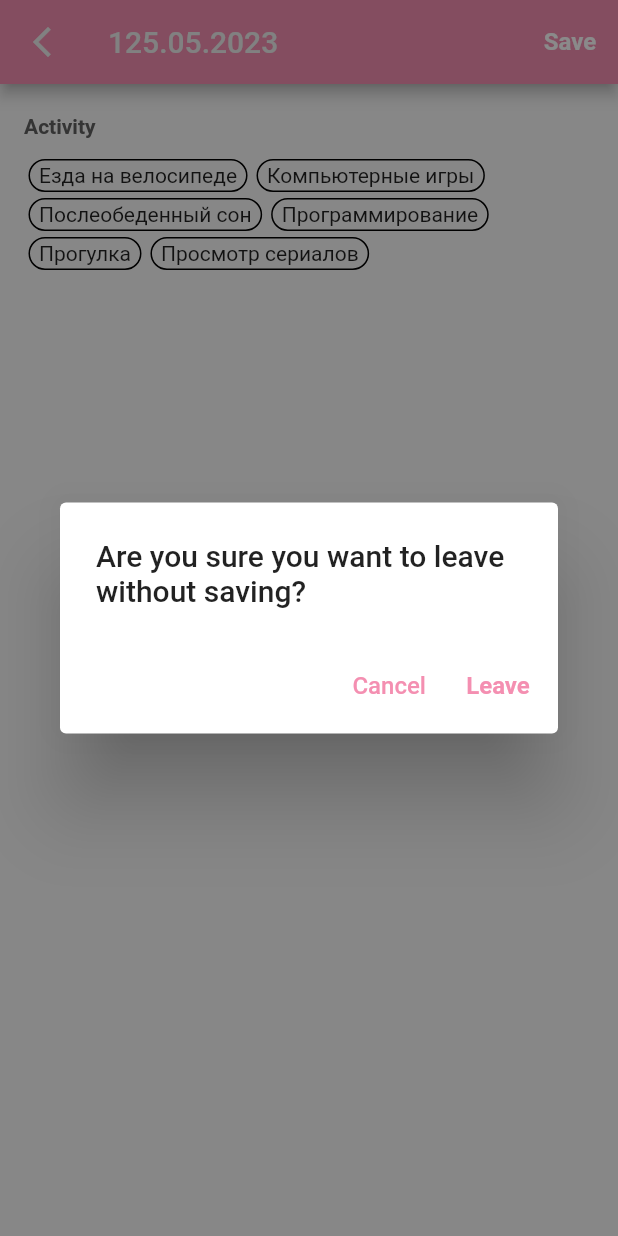
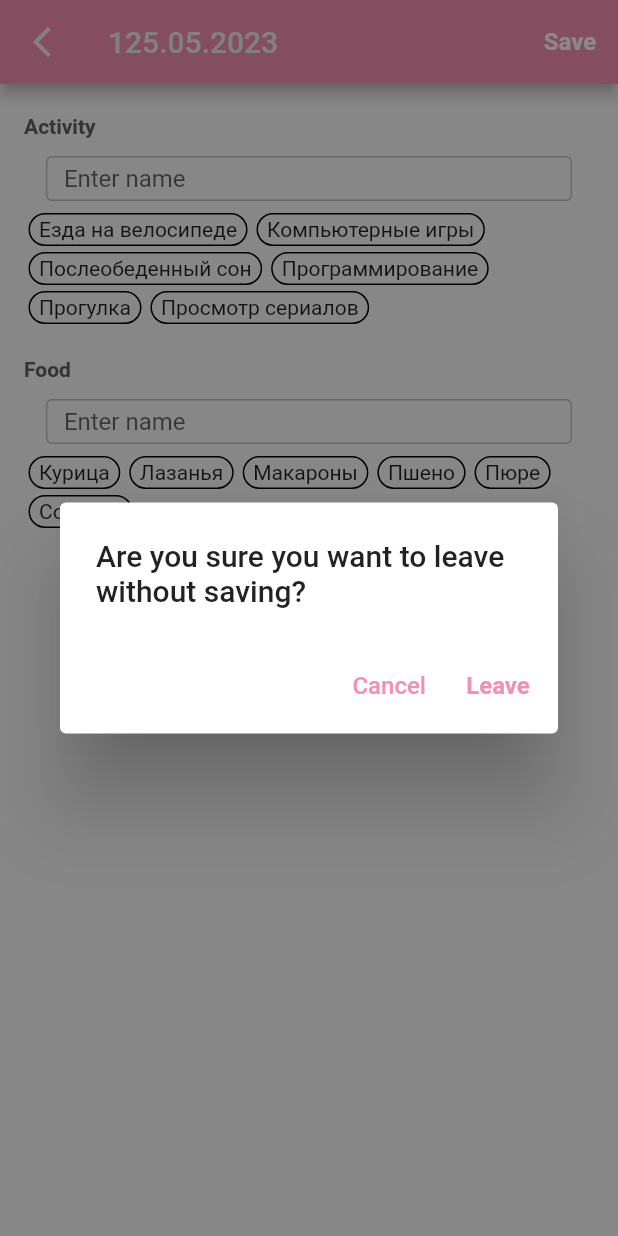
Before and after one commit to algailoc/mood-tracker-2, a Flutter app: the DayEditScreen screen opened directly with empty values, after a tap on the "arrow back ios new" icon, on a phone screen of 412 x 824 dp. Run offline on Flutter 3.47's test engine with Material 2 defaults, Android fonts, the phone set to English and light mode, and no system bars; our stand-ins replace easy_localization, equatable, flutter_bloc, flutter_smart_dialog, get_it, hive and 1 more; accounts and stored records are empty.

Commit message:
Продолжаю делать экран редактирования

```diff
--- a/assets/translations/en.json
+++ b/assets/translations/en.json
@@ -42,5 +42,8 @@
   "confrimDeleteFood": "Are you sure you want to delete this food?",
   "confrimDeleteDay": "Are you sure you want to delete this day?",
 
-  "errorOnSavingDay": "An error occured while saving the day"
+  "errorOnSavingDay": "An error occured while saving the day",
+
+  "enterName": "Enter name",
+  "textCopied": "Text copied to clipboard"
 }
--- a/assets/translations/ru.json
+++ b/assets/translations/ru.json
@@ -42,5 +42,8 @@
   "confrimDeleteFood": "Вы точно хотите удалить эту еду?",
   "confrimDeleteDay": "Вы точно хотите удалить этот день?",
 
-  "errorOnSavingDay": "Произошла ошибка при сохранении дня"
+  "errorOnSavingDay": "Произошла ошибка при сохранении дня",
+
+  "enterName": "Введите название",
+  "textCopied": "Текст скопирован"
 }
--- a/lib/core/constants.dart
+++ b/lib/core/constants.dart
@@ -3,5 +3,8 @@ const activitiesBoxName = 'activities_box';
 const foodsBoxName = 'foods_box';
 const goodStuffBoxName = 'good_stuff_box';
 const badStuffBoxName = 'bad_stuff_box';
+const settingsBoxName = 'settings_box';
 
 const lastFilledDayKey = 'last_filled_day_key';
+const firstLaunchKey = 'first_launch_key';
+const firstEditKey = 'first_edit_key';
--- a/lib/data/datasources/days_local_datasource.dart
+++ b/lib/data/datasources/days_local_datasource.dart
@@ -40,6 +40,7 @@ class DaysLocalDataSourceImpl implements DaysLocalDataSource {
       final json = jsonDecode(e);
       return DayModel.fromJson(json);
     }).toList();
+
     result.addAll(mockDays);
 
     result.sort((a, b) => b.date.compareTo(a.date));
--- a/lib/domain/usecases/day_usecase.dart
+++ b/lib/domain/usecases/day_usecase.dart
@@ -13,4 +13,8 @@ class DayUsecase {
   Future<void> updateDay(DayEntity day) {
     return repository.updateDay(day);
   }
+
+  Future<DayEntity> getDay(String id) {
+    return repository.getDay(id);
+  }
 }
--- a/lib/presentation/bloc/day_bloc/day_bloc.dart
+++ b/lib/presentation/bloc/day_bloc/day_bloc.dart
@@ -29,15 +29,21 @@ class DayBloc extends Bloc<DayEvent, DayState> {
         if (!_wasChanged) {
           _wasChanged = true;
         }
+
+        emit(DayChanging(dayEntity: day));
       }
 
       if (event is InitDayEvent) {
-        day = event.day ??
-            DayEntity(
-              id: '0',
-              date: event.date,
-              mood: Mood.mediocre,
-            );
+        if (event.day != null) {
+          day = await usecase.getDay(event.day!.id);
+        } else {
+          day = DayEntity(
+            id: '0',
+            date: event.date,
+            mood: Mood.mediocre,
+          );
+        }
+        emit(DayChanging(dayEntity: day));
 
         _isCreateDay = event.day == null;
 
@@ -78,6 +84,7 @@ class DayBloc extends Bloc<DayEvent, DayState> {
         emitLoadedState();
       } else if (event is AddGoodStuffEvent) {
         changeChanged();
+
         final newGoodStuff = day.goodStuff;
         if (!newGoodStuff.contains(event.goodStuff)) {
           newGoodStuff.add(event.goodStuff);
@@ -89,6 +96,7 @@ class DayBloc extends Bloc<DayEvent, DayState> {
         changeChanged();
         final newGoodStuff = day.goodStuff;
         newGoodStuff.remove(event.goodStuff);
+
         day = day.copyWith(goodStuff: newGoodStuff);
 
         emitLoadedState();
@@ -126,7 +134,7 @@ class DayBloc extends Bloc<DayEvent, DayState> {
         } else {
           try {
             await usecase.updateDay(day);
-            emit(DayAddSuccess(dayEntity: day));
+            emit(DayUpdated(dayEntity: day));
           } catch (e, st) {
             debugPrint('error on updating day $e\n$st');
             emit(DayAddError(error: '', dayEntity: day));
--- a/lib/presentation/bloc/day_bloc/day_state.dart
+++ b/lib/presentation/bloc/day_bloc/day_state.dart
@@ -34,3 +34,7 @@ class DayAddSuccess extends DayState {
 class DayUpdated extends DayState {
   const DayUpdated({required super.dayEntity});
 }
+
+class DayChanging extends DayState {
+  const DayChanging({required super.dayEntity});
+}
--- a/lib/presentation/screens/day_edit_screen.dart/day_edit_screen.dart
+++ b/lib/presentation/screens/day_edit_screen.dart/day_edit_screen.dart
@@ -9,7 +9,11 @@ import 'package:mood_tracker_2/get_it.dart';
 import 'package:mood_tracker_2/presentation/bloc/activities_bloc/activities_bloc.dart';
 import 'package:mood_tracker_2/presentation/bloc/day_bloc/day_bloc.dart';
 import 'package:mood_tracker_2/presentation/bloc/foods_bloc/foods_bloc.dart';
+import 'package:mood_tracker_2/presentation/widgets/common/separator.dart';
 import 'package:mood_tracker_2/presentation/widgets/day_edit_screen/activities_block.dart';
+import 'package:mood_tracker_2/presentation/widgets/day_edit_screen/bad_stuff_block.dart';
+import 'package:mood_tracker_2/presentation/widgets/day_edit_screen/foods_bloc.dart';
+import 'package:mood_tracker_2/presentation/widgets/day_edit_screen/good_stuff_block.dart';
 
 class DayEditScreen extends StatelessWidget {
   final DayScreenParams params;
@@ -24,6 +28,8 @@ class DayEditScreen extends StatelessWidget {
 
   void _dayBlocListener(BuildContext context, DayState state) {
     if (state is DayAddSuccess) {
+      Navigator.of(context).pop(state.dayEntity);
+    } else if (state is DayUpdated) {
       Navigator.of(context).pop(state.dayEntity);
     } else if (state is DayAddError) {
       SmartDialog.showToast('errorOnSavingDay'.tr());
@@ -65,7 +71,10 @@ class DayEditScreen extends StatelessWidget {
       ],
       child: BlocConsumer<DayBloc, DayState>(
         listener: _dayBlocListener,
-        builder: (context, state) => Scaffold(
+        builder: (context, state) => GestureDetector(
+          behavior: HitTestBehavior.opaque,
+          onTap: () => FocusManager.instance.primaryFocus?.unfocus(),
+          child: Scaffold(
             appBar: AppBar(
               leading: IconButton(
                 onPressed: () async {
@@ -99,6 +108,7 @@ class DayEditScreen extends StatelessWidget {
             body: const _ScreenBody(),
           ),
         ),
+      ),
     );
   }
 }
@@ -106,15 +116,29 @@ class DayEditScreen extends StatelessWidget {
 class _ScreenBody extends StatelessWidget {
   const _ScreenBody();
 
+  final padding = 16.0;
+
   @override
   Widget build(BuildContext context) {
     return Padding(
-      padding: const EdgeInsets.symmetric(horizontal: 16),
+      padding: const EdgeInsets.symmetric(),
       child: ListView(
-        children: const [
-          SizedBox(height: 20),
-          EditActivitiesBlock(),
-          SizedBox(height: 20),
+        children: [
+          const SizedBoxSeparator(),
+          Padding(
+            padding: EdgeInsets.symmetric(horizontal: padding),
+            child: const EditActivitiesBlock(),
+          ),
+          const SizedBoxSeparator(),
+          Padding(
+            padding: EdgeInsets.symmetric(horizontal: padding),
+            child: const EditFoodsBlock(),
+          ),
+          const SizedBoxSeparator(),
+          const GoodStuffBlock(),
+          const SizedBoxSeparator(),
+          const BadStuffBlock(),
+          const SizedBoxSeparator(),
         ],
       ),
     );
--- a/lib/presentation/screens/day_screen/day_screen.dart
+++ b/lib/presentation/screens/day_screen/day_screen.dart
@@ -70,6 +70,7 @@ class _ScreenBody extends StatelessWidget {
         day: dayBloc.day,
       ),
     );
+
     if (newDay != null && newDay is DayEntity) {
       dayBloc.add(InitDayEvent(
         date: day.date,
--- /dev/null
+++ b/lib/presentation/widgets/common/act_or_food_search_bar.dart
@@ -0,0 +1,58 @@
+import 'package:easy_localization/easy_localization.dart';
+import 'package:flutter/material.dart';
+
+class ActOrFoodSearchBar extends StatelessWidget {
+  final void Function(String) onChanged;
+
+  ActOrFoodSearchBar({required this.onChanged, super.key});
+
+  final FocusNode _inputFocus = FocusNode();
+
+  @override
+  Widget build(BuildContext context) {
+    return Center(
+      child: Container(
+        margin: const EdgeInsets.only(bottom: 6),
+        padding: const EdgeInsets.symmetric(horizontal: 10),
+        width: MediaQuery.of(context).size.width * 0.9,
+        height: 30,
+        alignment: Alignment.centerLeft,
+        child: TextField(
+          focusNode: _inputFocus,
+          onChanged: onChanged,
+          maxLines: 1,
+          textAlignVertical: TextAlignVertical.bottom,
+          decoration: InputDecoration(
+            hintText: 'enterName'.tr(),
+            border: const OutlineInputBorder(),
+          ),
+        ),
+      ),
+    );
+    // return Center(
+    //   child: Container(
+    //     margin: const EdgeInsets.only(bottom: 6),
+    //     padding: const EdgeInsets.symmetric(horizontal: 10),
+    //     width: MediaQuery.of(context).size.width * 0.9,
+    //     height: 30,
+    //     alignment: Alignment.centerLeft,
+    //     decoration: BoxDecoration(
+    //       border: Border.all(
+    //         width: 1,
+    //         color: _inputFocus.hasFocus ? Colors.pink : Colors.black,
+    //       ),
+    //       borderRadius: BorderRadius.circular(6),
+    //     ),
+    //     child: TextField(
+    //       focusNode: _inputFocus,
+    //       onChanged: onChanged,
+    //       decoration: InputDecoration(
+    //         isCollapsed: true,
+    //         hintText: 'enterName'.tr(),
+    //         border: InputBorder.none,
+    //       ),
+    //     ),
+    //   ),
+    // );
+  }
+}
--- /dev/null
+++ b/lib/presentation/widgets/common/separator.dart
@@ -0,0 +1,12 @@
+import 'package:flutter/material.dart';
+
+class SizedBoxSeparator extends StatelessWidget {
+  final double height;
+
+  const SizedBoxSeparator({this.height = 20, super.key});
+
+  @override
+  Widget build(BuildContext context) {
+    return SizedBox(height: height);
+  }
+}
--- a/lib/presentation/widgets/day_edit_screen/activities_block.dart
+++ b/lib/presentation/widgets/day_edit_screen/activities_block.dart
@@ -4,6 +4,7 @@ import 'package:mood_tracker_2/core/helpers/confirm_delete_dialog.dart';
 import 'package:mood_tracker_2/domain/entities/activity_entity.dart';
 import 'package:mood_tracker_2/presentation/bloc/activities_bloc/activities_bloc.dart';
 import 'package:mood_tracker_2/presentation/bloc/day_bloc/day_bloc.dart';
+import 'package:mood_tracker_2/presentation/widgets/common/act_or_food_search_bar.dart';
 import 'package:mood_tracker_2/presentation/widgets/common/activity_item.dart';
 import 'package:mood_tracker_2/presentation/widgets/common/edit_activity_dialog.dart';
 import 'package:mood_tracker_2/presentation/widgets/day_sceen/segment_title.dart';
@@ -17,13 +18,36 @@ class EditActivitiesBlock extends StatefulWidget {
 
 class _EditActivitiesBlockState extends State<EditActivitiesBlock> {
   final activities = <ActivityEntity>[];
+  String _query = '';
+
+  void _sortActivities() {
+    activities.clear();
+    var stateActivities = BlocProvider.of<ActivitiesBloc>(context).activities;
+    if (_query.trim().isNotEmpty) {
+      stateActivities = stateActivities
+          .where(
+            (element) => element.name
+                .toLowerCase()
+                .contains(_query.trim().toLowerCase()),
+          )
+          .toList();
+    }
+    activities.addAll(stateActivities);
+
+    activities.sort((a, b) => a.name.compareTo(b.name));
+  }
+
+  void _onQueryChanged(String text) {
+    setState(() {
+      _query = text;
+      _sortActivities();
+    });
+  }
 
   void _activitiesListener(BuildContext context, ActivitiesState state) {
     if (state is ActivitiesLoadedState && state.activities.isNotEmpty) {
       setState(() {
-        activities.clear();
-        activities.addAll(state.activities);
-        activities.sort((a, b) => a.name.compareTo(b.name));
+        _sortActivities();
       });
     }
   }
@@ -86,10 +110,15 @@ class _EditActivitiesBlockState extends State<EditActivitiesBlock> {
             crossAxisAlignment: CrossAxisAlignment.start,
             children: [
               const DaySegmentTitle('activities'),
+              ActOrFoodSearchBar(onChanged: _onQueryChanged),
               Wrap(
                 children: List<Widget>.generate(
                   activities.length,
                   (index) {
+                    if (index > 19) {
+                      return const SizedBox.shrink();
+                    }
+
                     final activity = activities[index];
 
                     return ActivityItem(
--- /dev/null
+++ b/lib/presentation/widgets/day_edit_screen/foods_bloc.dart
@@ -0,0 +1,135 @@
+import 'package:flutter/material.dart';
+import 'package:flutter_bloc/flutter_bloc.dart';
+import 'package:mood_tracker_2/core/helpers/confirm_delete_dialog.dart';
+import 'package:mood_tracker_2/domain/entities/food_entity.dart';
+import 'package:mood_tracker_2/presentation/bloc/foods_bloc/foods_bloc.dart';
+import 'package:mood_tracker_2/presentation/bloc/day_bloc/day_bloc.dart';
+import 'package:mood_tracker_2/presentation/widgets/common/act_or_food_search_bar.dart';
+import 'package:mood_tracker_2/presentation/widgets/common/edit_activity_dialog.dart';
+import 'package:mood_tracker_2/presentation/widgets/common/food_item.dart';
+import 'package:mood_tracker_2/presentation/widgets/day_sceen/segment_title.dart';
+
+class EditFoodsBlock extends StatefulWidget {
+  const EditFoodsBlock({super.key});
+
+  @override
+  State<EditFoodsBlock> createState() => _EditFoodsBlockState();
+}
+
+class _EditFoodsBlockState extends State<EditFoodsBlock> {
+  final foods = <FoodEntity>[];
+  String _query = '';
+
+  void _sortFoods() {
+    foods.clear();
+    var stateFoods = BlocProvider.of<FoodsBloc>(context).foods;
+    if (_query.trim().isNotEmpty) {
+      stateFoods = stateFoods
+          .where(
+            (element) => element.name
+                .toLowerCase()
+                .contains(_query.trim().toLowerCase()),
+          )
+          .toList();
+    }
+    foods.addAll(stateFoods);
+
+    foods.sort((a, b) => a.name.compareTo(b.name));
+  }
+
+  void _onQueryChanged(String text) {
+    setState(() {
+      _query = text;
+      _sortFoods();
+    });
+  }
+
+  void _foodsListener(BuildContext context, FoodsState state) {
+    if (state is FoodsLoadedState && state.foods.isNotEmpty) {
+      setState(() {
+        _sortFoods();
+      });
+    }
+  }
+
+  void _onFoodPressed(BuildContext context, FoodEntity food) {
+    final bloc = BlocProvider.of<FoodsBloc>(context);
+
+    if (bloc.isFoodPicked(food.id)) {
+      bloc.add(UnselectFoodEvent(food.id));
+      BlocProvider.of<DayBloc>(context).add(RemoveFoodEvent(food));
+    } else {
+      bloc.add(SelectFoodEvent(food.id));
+      BlocProvider.of<DayBloc>(context).add(AddFoodEvent(food));
+    }
+  }
+
+  void _onFoodLongPressed(
+    BuildContext context,
+    FoodEntity food,
+  ) async {
+    final newName = await openEditNameDialog(
+      food.name,
+      delete: () => _deleteFood(context, food),
+    );
+    if (newName != null && newName != food.name) {
+      if (context.mounted) {
+        BlocProvider.of<FoodsBloc>(context).add(
+          ChangeFoodNameEvent(
+            foodId: food.id,
+            newName: newName,
+          ),
+        );
+      }
+    }
+  }
+
+  void _deleteFood(
+    BuildContext context,
+    FoodEntity food,
+  ) async {
+    if (await showConfirmDeleteDialog(DeleteDialogType.food)) {
+      if (context.mounted) {
+        BlocProvider.of<FoodsBloc>(context).add(
+          DeleteFoodEvent(food.id),
+        );
+      }
+    }
+  }
+
+  @override
+  Widget build(BuildContext context) {
+    return BlocConsumer<FoodsBloc, FoodsState>(
+        listener: _foodsListener,
+        builder: (context, state) {
+          if (state.foods.isEmpty) {
+            return const SizedBox();
+          }
+
+          return Column(
+            crossAxisAlignment: CrossAxisAlignment.start,
+            children: [
+              const DaySegmentTitle('foods'),
+              ActOrFoodSearchBar(onChanged: _onQueryChanged),
+              Wrap(
+                children: List<Widget>.generate(
+                  foods.length,
+                  (index) {
+                    final food = foods[index];
+
+                    return FoodItem(
+                      food: food,
+                      isSelected: BlocProvider.of<FoodsBloc>(context)
+                          .isFoodPicked(food.id),
+                      onFoodLongPressed: () =>
+                          _onFoodLongPressed(context, food),
+                      onFoodPressed: () => _onFoodPressed(context, food),
+                    );
+                  },
+                ),
+              ),
+            ],
+          );
+        });
+  }
+}
```
Also changed, not shown: lib/main.dart (+9 -0 lines), lib/presentation/screens/day_screen/day_screen_body.dart (+8 -7 lines), lib/presentation/widgets/day_edit_screen/bad_stuff_block.dart (added, +159 -0 lines), lib/presentation/widgets/day_edit_screen/good_stuff_block.dart (added, +159 -0 lines), lib/presentation/widgets/day_sceen/day_activities_list.dart (+24 -2 lines), lib/presentation/widgets/day_sceen/day_foods_list.dart (+23 -2 lines). Lines whose indentation alone changed are shown as unchanged.
